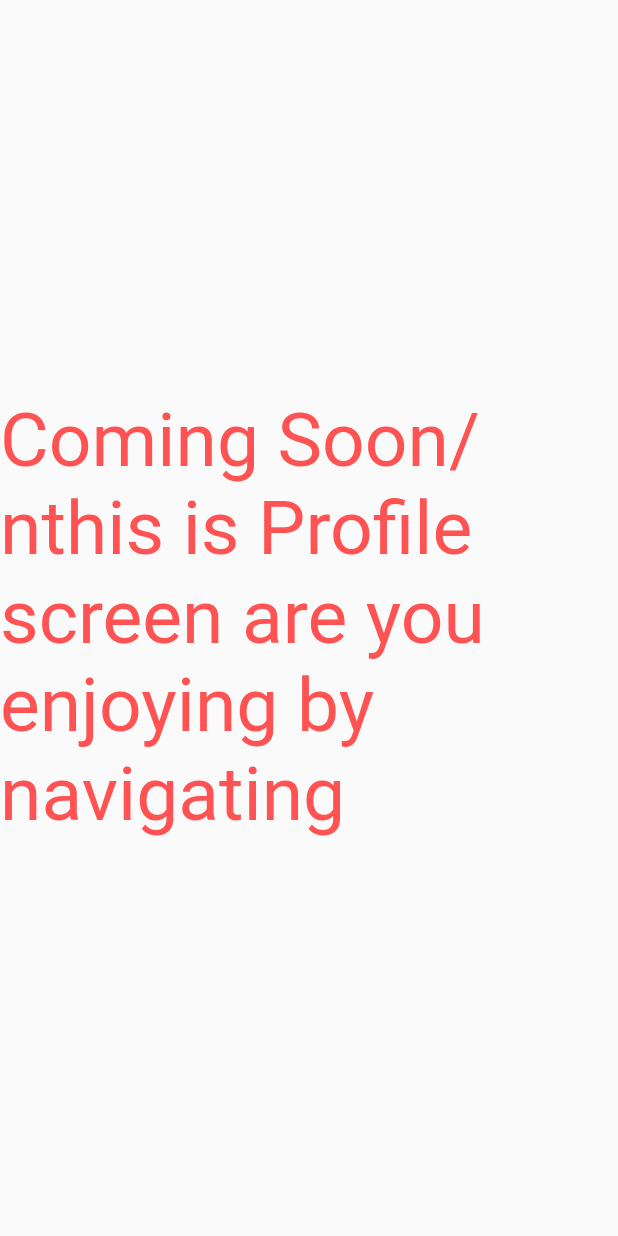
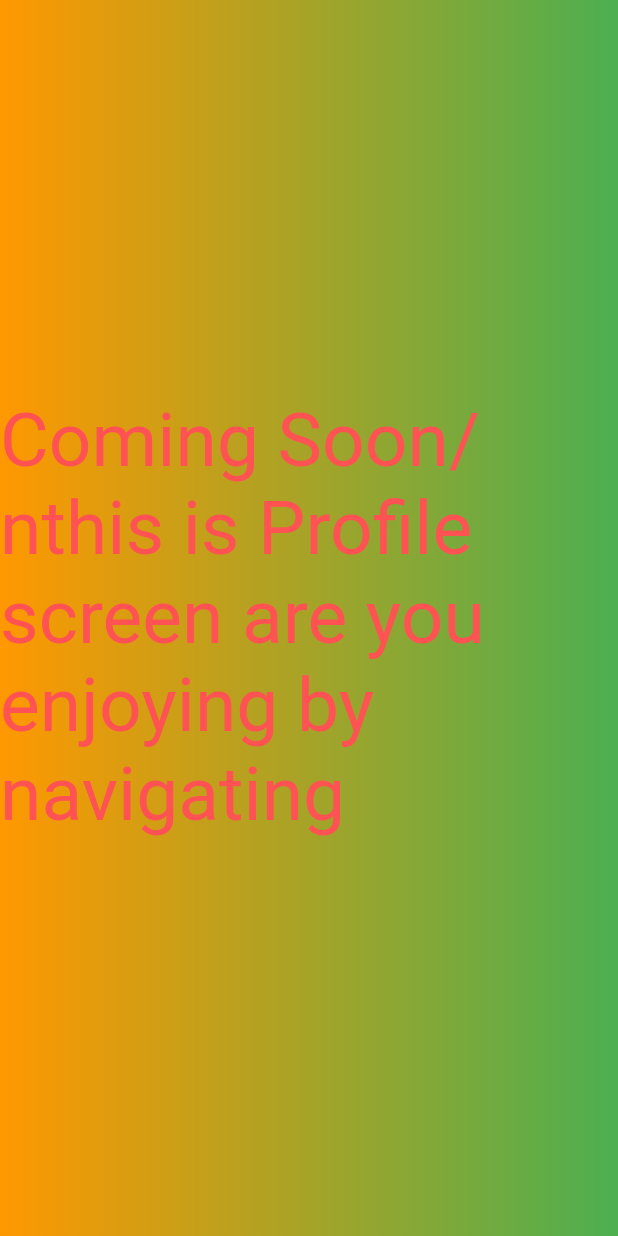
Before and after one commit to taurusaman/cc_app, a Flutter app: the profilescreen screen opened directly, on a phone screen of 412 x 824 dp. Run offline on Flutter 3.47's test engine with Material 2 defaults, Android fonts, the phone set to English and light mode, and no system bars; our stand-ins replace carousel_slider.

Commit message:
gradient added

```diff
--- a/lib/screen/navscreens/navigationbarscreen.dart
+++ b/lib/screen/navscreens/navigationbarscreen.dart
@@ -81,7 +81,11 @@ class _navscreebstate extends State<navscreen> {
               title: Text('Home'),
               onTap: () {
                 // Navigate to the home screen
-                Navigator.pop(context);
+                Navigator.push(
+                    context,
+                    MaterialPageRoute(
+                      builder: (context) => navscreen(),
+                    ));
               },
             ),
             ListTile(
--- a/lib/screen/navscreens/profile.dart
+++ b/lib/screen/navscreens/profile.dart
@@ -12,12 +12,19 @@ class _profilescreenState extends State<profilescreen> {
   @override
   Widget build(BuildContext context) {
     return Scaffold(
-      body: Center(
-        child: Text(
+      body: Container(
+        decoration: BoxDecoration(
+          gradient: LinearGradient(colors: [Colors.orange, Colors.green])
+        ),
+
+      child: Column(
+        mainAxisAlignment: MainAxisAlignment.center,
+       children: [
+         Text(
           'Coming Soon/nthis is Profile screen are you enjoying by navigating',
           style: TextStyle(fontSize: 50, color: Colors.redAccent),
         ),
-      ),
-    );
+      ]),
+    ));
   }
 }
```
Also changed, not shown: lib/screen/navscreens/homescreen.dart (+36 -13 lines), lib/screen/navscreens/search.dart (+12 -4 lines).
